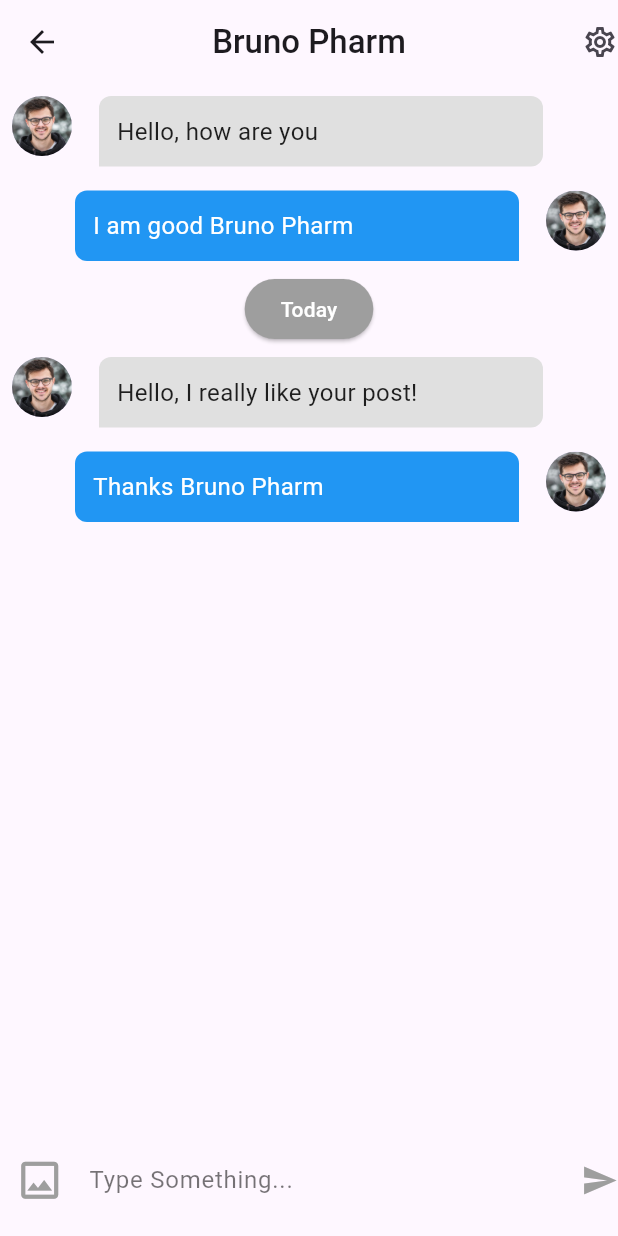
After one commit to Hassan9865/Task, a Flutter app: the ChattingView screen opened by its route, on a phone screen of 412 x 824 dp. The commit adds this screen. Run offline on Flutter 3.47's test engine with Material 3 defaults, Android fonts, the phone set to English and light mode, and no system bars; our stand-ins replace stacked, stacked_services, stacked_shared.

Commit message:
chatting page

```diff
--- a/lib/app/app.dart
+++ b/lib/app/app.dart
@@ -3,6 +3,7 @@ import 'package:stacked_services/stacked_services.dart';
 import 'package:task/view/Bottom%20NavBar/bottomNav_bar.dart';
 import 'package:task/view/Profile%20view/profile_view.dart';
 import 'package:task/view/chat%20view/chat_view.dart';
+import 'package:task/view/chatting%20view/chatting_view.dart';
 import 'package:task/view/create%20view/create_view.dart';
 import 'package:task/view/home%20view/home_view.dart';
 import 'package:task/view/search%20view/search_view.dart';
@@ -14,6 +15,7 @@ import 'package:task/view/search%20view/search_view.dart';
   MaterialRoute(page: ChatView),
   MaterialRoute(page: ProfileView),
   MaterialRoute(page: SearchView),
+  MaterialRoute(page: ChattingView),
 ], dependencies: [
   Singleton(classType: NavigationService),
 ])
--- a/lib/app/app.router.dart
+++ b/lib/app/app.router.dart
@@ -5,12 +5,13 @@
 // **************************************************************************
 
 // ignore_for_file: no_leading_underscores_for_library_prefixes
-import 'package:flutter/material.dart' as _i8;
+import 'package:flutter/material.dart' as _i9;
 import 'package:flutter/material.dart';
 import 'package:stacked/stacked.dart' as _i1;
-import 'package:stacked_services/stacked_services.dart' as _i9;
+import 'package:stacked_services/stacked_services.dart' as _i10;
 import 'package:task/view/Bottom%20NavBar/bottomNav_bar.dart' as _i2;
 import 'package:task/view/chat%20view/chat_view.dart' as _i5;
+import 'package:task/view/chatting%20view/chatting_view.dart' as _i8;
 import 'package:task/view/create%20view/create_view.dart' as _i4;
 import 'package:task/view/home%20view/home_view.dart' as _i3;
 import 'package:task/view/Profile%20view/profile_view.dart' as _i6;
@@ -29,6 +30,8 @@ class Routes {
 
   static const searchView = '/search-view';
 
+  static const chattingView = '/chatting-view';
+
   static const all = <String>{
     bottombar,
     homeView,
@@ -36,6 +39,7 @@ class Routes {
     chatView,
     profileView,
     searchView,
+    chattingView,
   };
 }
 
@@ -65,42 +69,52 @@ class StackedRouter extends _i1.RouterBase {
       Routes.searchView,
       page: _i7.SearchView,
     ),
+    _i1.RouteDef(
+      Routes.chattingView,
+      page: _i8.ChattingView,
+    ),
   ];
 
   final _pagesMap = <Type, _i1.StackedRouteFactory>{
     _i2.Bottombar: (data) {
-      return _i8.MaterialPageRoute<dynamic>(
+      return _i9.MaterialPageRoute<dynamic>(
         builder: (context) => const _i2.Bottombar(),
         settings: data,
       );
     },
     _i3.HomeView: (data) {
-      return _i8.MaterialPageRoute<dynamic>(
+      return _i9.MaterialPageRoute<dynamic>(
         builder: (context) => const _i3.HomeView(),
         settings: data,
       );
     },
     _i4.CreateView: (data) {
-      return _i8.MaterialPageRoute<dynamic>(
+      return _i9.MaterialPageRoute<dynamic>(
         builder: (context) => const _i4.CreateView(),
         settings: data,
       );
     },
     _i5.ChatView: (data) {
-      return _i8.MaterialPageRoute<dynamic>(
+      return _i9.MaterialPageRoute<dynamic>(
         builder: (context) => const _i5.ChatView(),
         settings: data,
       );
     },
     _i6.ProfileView: (data) {
-      return _i8.MaterialPageRoute<dynamic>(
+      return _i9.MaterialPageRoute<dynamic>(
         builder: (context) => const _i6.ProfileView(),
         settings: data,
       );
     },
     _i7.SearchView: (data) {
-      return _i8.MaterialPageRoute<dynamic>(
+      return _i9.MaterialPageRoute<dynamic>(
         builder: (context) => const _i7.SearchView(),
+        settings: data,
+      );
+    },
+    _i8.ChattingView: (data) {
+      return _i9.MaterialPageRoute<dynamic>(
+        builder: (context) => const _i8.ChattingView(),
         settings: data,
       );
     },
@@ -113,7 +127,7 @@ class StackedRouter extends _i1.RouterBase {
   Map<Type, _i1.StackedRouteFactory> get pagesMap => _pagesMap;
 }
 
-extension NavigatorStateExtension on _i9.NavigationService {
+extension NavigatorStateExtension on _i10.NavigationService {
   Future<dynamic> navigateToBottombar([
     int? routerId,
     bool preventDuplicates = true,
@@ -192,6 +206,20 @@ extension NavigatorStateExtension on _i9.NavigationService {
         transition,
   ]) async {
     return navigateTo<dynamic>(Routes.searchView,
+        id: routerId,
+        preventDuplicates: preventDuplicates,
+        parameters: parameters,
+        transition: transition);
+  }
+
+  Future<dynamic> navigateToChattingView([
+    int? routerId,
+    bool preventDuplicates = true,
+    Map<String, String>? parameters,
+    Widget Function(BuildContext, Animation<double>, Animation<double>, Widget)?
+        transition,
+  ]) async {
+    return navigateTo<dynamic>(Routes.chattingView,
         id: routerId,
         preventDuplicates: preventDuplicates,
         parameters: parameters,
@@ -281,4 +309,18 @@ extension NavigatorStateExtension on _i9.NavigationService {
         parameters: parameters,
         transition: transition);
   }
+
+  Future<dynamic> replaceWithChattingView([
+    int? routerId,
+    bool preventDuplicates = true,
+    Map<String, String>? parameters,
+    Widget Function(BuildContext, Animation<double>, Animation<double>, Widget)?
+        transition,
+  ]) async {
+    return replaceWith<dynamic>(Routes.chattingView,
+        id: routerId,
+        preventDuplicates: preventDuplicates,
+        parameters: parameters,
+        transition: transition);
+  }
 }
--- /dev/null
+++ b/lib/component/chatBubble.dart
@@ -0,0 +1,38 @@
+import 'package:flutter/material.dart';
+
+class ChatBubble extends StatelessWidget {
+  final String message;
+  final bool isSender;
+
+  const ChatBubble({
+    super.key,
+    required this.message,
+    this.isSender = true,
+  });
+
+  @override
+  Widget build(BuildContext context) {
+    return Container(
+      margin: isSender
+          ? EdgeInsets.only(left: 50.0, right: 10.0)
+          : EdgeInsets.only(right: 50.0, left: 10.0),
+      padding: EdgeInsets.all(12),
+      decoration: BoxDecoration(
+        color: isSender ? Colors.blue : Colors.grey[300],
+        borderRadius: BorderRadius.only(
+          topLeft: Radius.circular(8),
+          topRight: Radius.circular(8),
+          bottomLeft: isSender ? Radius.circular(8) : Radius.circular(0),
+          bottomRight: isSender ? Radius.circular(0) : Radius.circular(8),
+        ),
+      ),
+      child: Text(
+        message,
+        style: TextStyle(
+          fontSize: 16,
+          color: isSender ? Colors.white : Colors.black87,
+        ),
+      ),
+    );
+  }
+}
--- a/lib/view/chat view/chat_view.dart
+++ b/lib/view/chat view/chat_view.dart
@@ -19,7 +19,11 @@ class ChatView extends StatelessWidget {
               actions: [Icon(Icons.add_circle_outline_rounded)],
             ),
             body: ListView.builder(itemBuilder: (context, index) {
-              return Padding(
+              return InkWell(
+                onTap: () {
+                  viewModel.navigatetochattingView();
+                },
+                child: Padding(
                   padding: const EdgeInsets.all(8.0),
                   child: ListTile(
                     tileColor: Color(0xffECF3F6),
@@ -55,6 +59,7 @@ class ChatView extends StatelessWidget {
                       ],
                     ),
                   ),
+                ),
               );
             }),
           );
--- a/lib/view/chat view/chat_viewModel.dart
+++ b/lib/view/chat view/chat_viewModel.dart
@@ -1,3 +1,12 @@
 import 'package:stacked/stacked.dart';
+import 'package:stacked_services/stacked_services.dart';
+import 'package:task/app/app.locator.dart';
+import 'package:task/app/app.router.dart';
 
-class ChatViewmodel extends BaseViewModel {}
+class ChatViewmodel extends BaseViewModel {
+  final NavigationService navigationService = locator<NavigationService>();
+
+  navigatetochattingView() {
+    navigationService.navigateToChattingView();
+  }
+}
--- /dev/null
+++ b/lib/view/chatting view/chatting_view.dart
@@ -0,0 +1,181 @@
+import 'package:flutter/material.dart';
+import 'package:stacked/stacked.dart';
+import 'package:task/component/chatBubble.dart';
+import 'package:task/view/chatting%20view/chatting_viewModel.dart';
+
+class ChattingView extends StatelessWidget {
+  const ChattingView({super.key});
+
+  @override
+  Widget build(BuildContext context) {
+    return ViewModelBuilder.reactive(
+      viewModelBuilder: () => ChattingViewmodel(),
+      builder: (context, ChattingViewmodel viewmodel, child) {
+        return Scaffold(
+          appBar: AppBar(
+            title: Text(
+              'Bruno Pharm',
+              style: TextStyle(fontWeight: FontWeight.w500),
+            ),
+            centerTitle: true,
+            actions: [Icon(Icons.settings_outlined)],
+          ),
+          body: Column(
+            children: [
+              Padding(
+                  padding: const EdgeInsets.symmetric(vertical: 8.0),
+                  child: Row(
+                      crossAxisAlignment: CrossAxisAlignment.start,
+                      children: [
+                        // Circle Avatar for the sender
+                        Padding(
+                          padding: const EdgeInsets.symmetric(horizontal: 8.0),
+                          child: CircleAvatar(
+                            radius: 20,
+                            backgroundImage:
+                                AssetImage("assets/images/Photo.png"),
+                          ),
+                        ),
+                        // Chat Bubble
+                        Expanded(
+                          child: ChatBubble(
+                            message: "Hello, how are you",
+                            isSender: false,
+                          ),
+                        ),
+                      ])),
+              Padding(
+                  padding: const EdgeInsets.symmetric(vertical: 8.0),
+                  child: Row(
+                      crossAxisAlignment: CrossAxisAlignment.start,
+                      children: [
+                        // Chat Bubble
+                        Expanded(
+                          child: ChatBubble(
+                            message: "I am good Bruno Pharm",
+                            isSender: true,
+                          ),
+                        ),
+                        Padding(
+                          padding: const EdgeInsets.symmetric(horizontal: 8.0),
+                          child: CircleAvatar(
+                            radius: 20,
+                            backgroundImage:
+                                AssetImage("assets/images/Photo.png"),
+                          ),
+                        ),
+                      ])),
+              ElevatedButton(
+                onPressed: () {},
+                style: ElevatedButton.styleFrom(
+                  // fixedSize: Size(150, 30),
+                  backgroundColor: Colors.grey,
+                  shape: RoundedRectangleBorder(
+                    borderRadius: BorderRadius.circular(20),
+                  ),
+                ),
+                child: Text(
+                  'Today',
+                  style: TextStyle(
+                    color: Colors.white,
+                    fontSize: 14,
+                  ),
+                ),
+              ),
+              Padding(
+                  padding: const EdgeInsets.symmetric(vertical: 8.0),
+                  child: Row(
+                      crossAxisAlignment: CrossAxisAlignment.start,
+                      children: [
+                        // Circle Avatar for the sender
+                        Padding(
+                          padding: const EdgeInsets.symmetric(horizontal: 8.0),
+                          child: CircleAvatar(
+                            radius: 20,
+                            backgroundImage:
+                                AssetImage("assets/images/Photo.png"),
+                          ),
+                        ),
+                        // Chat Bubble
+                        Expanded(
+                          child: ChatBubble(
+                            message: "Hello, I really like your post!",
+                            isSender: false,
+                          ),
+                        ),
+                      ])),
+              Padding(
+                  padding: const EdgeInsets.symmetric(vertical: 8.0),
+                  child: Row(
+                      crossAxisAlignment: CrossAxisAlignment.start,
+                      children: [
+                        // Chat Bubble
+                        Expanded(
+                          child: ChatBubble(
+                            message: "Thanks Bruno Pharm",
+                            isSender: true,
+                          ),
+                        ),
+                        Padding(
+                          padding: const EdgeInsets.symmetric(horizontal: 8.0),
+                          child: CircleAvatar(
+                            radius: 20,
+                            backgroundImage:
+                                AssetImage("assets/images/Photo.png"),
+                          ),
+                        ),
+                      ])),
+              Spacer(),
+              // Message input field
+              Stack(
+                children: <Widget>[
+                  Align(
+                    alignment: Alignment.bottomCenter,
+                    child: Container(
+                      padding:
+                          const EdgeInsets.only(left: 10, bottom: 10, top: 10),
+                      height: MediaQuery.of(context).size.height * 0.09,
+                      width: double.infinity,
+                      child: Row(
+                        children: <Widget>[
+                          GestureDetector(
+                            onTap: () {},
+                            child: Icon(
+                              Icons.photo_outlined,
+                              color: Colors.grey,
+                              size: MediaQuery.of(context).size.width * 0.08,
+                            ),
+                          ),
+                          SizedBox(
+                            width: MediaQuery.of(context).size.width * 0.04,
+                          ),
+                          Expanded(
+                            child: TextField(
+                              controller: viewmodel.messageController,
+                              decoration: InputDecoration(
+                                  hintText: "Type Something...",
+                                  hintStyle: TextStyle(color: Colors.black54),
+                                  border: InputBorder.none),
+                            ),
+                          ),
+                          SizedBox(
+                            width: MediaQuery.of(context).size.width * 0.04,
+                          ),
+                          Icon(
+                            Icons.send,
+                            color: Colors.grey,
+                            size: MediaQuery.of(context).size.width * 0.06,
+                          ),
+                        ],
+                      ),
+                    ),
+                  ),
+                ],
+              ),
+            ],
+          ),
+        );
+      },
+    );
+  }
+}
--- /dev/null
+++ b/lib/view/chatting view/chatting_viewModel.dart
@@ -0,0 +1,6 @@
+import 'package:flutter/material.dart';
+import 'package:stacked/stacked.dart';
+
+class ChattingViewmodel extends BaseViewModel {
+  TextEditingController messageController = TextEditingController();
+}
```
Lines whose indentation alone changed are shown as unchanged.
